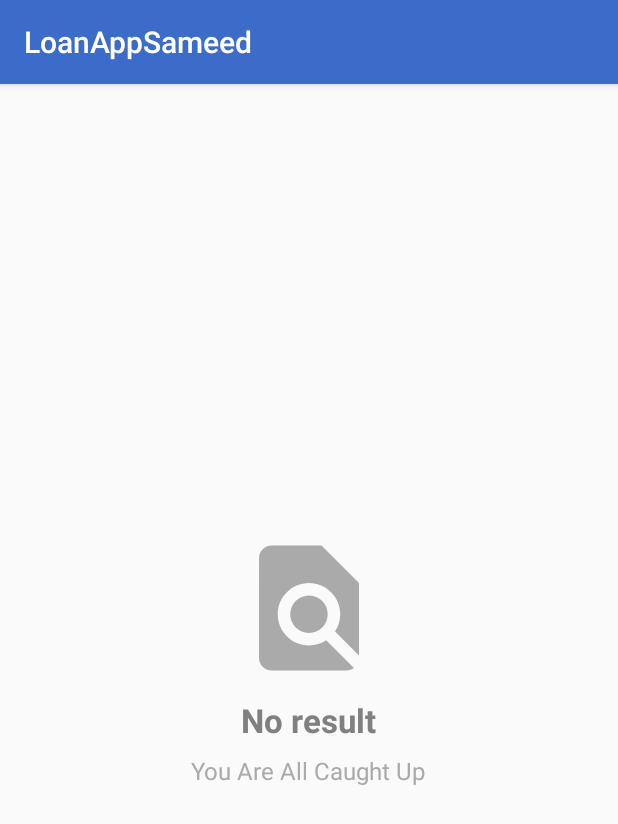
After one commit to syedusama5556/Request_Loan_App_Sameed_, an Android app: the fragment MyAppliedLoans shown on its own in the app's theme, on a phone screen of 412 x 824 dp. The commit adds this screen. Shown: the top 824 px of the screen. Run offline under Robolectric (Android 15) with nearby library versions, the phone set to English and light mode, and no system bars; our stand-ins replace Volley; libraries missing offline, so code that uses them is left out: com.mikhaellopez.circularimageview, com.shashank.sony; network calls fail; pictures from the network do not load; 1 statement that could not run was skipped.

```diff
--- a/app/src/main/java/com/infusiblecoder/loanappsameed/Helpers/Comman.java
+++ b/app/src/main/java/com/infusiblecoder/loanappsameed/Helpers/Comman.java
@@ -21,6 +21,7 @@ public class Comman {
 
 
     public static String GET_ALL_REQUEST_TABLE_DATA_URL = START_URL + "getalldatarequesttable.php";
+    public static String GET_ALL_REQUEST_TABLE_Single_User_DATA_URL = START_URL + "getalldatarequesttablesingleuser.php";
     public static String GET_ALL_UNSEEN_REQUESTS_TABLE_DATA_URL = START_URL + "getallunseeenuserrequests.php";
     public static String GET_ALL_NOTIFICATIONS_REQUESTS_TABLE_URL = START_URL + "getallallnotificationsfromrequeststable.php";
     public static String GET_ALL_DATA_FROM_MULTIPLE_TABLE_REQUESTS_TABLE_URL = START_URL + "getdatafrommultipletableforonclickrequest.php";
@@ -58,7 +59,7 @@ public class Comman {
 
     public static String[] LOAN_TYPES = {"personal loan", "car loan", "commercial loan", "travel loan", "house loan", "tax loan", "other loan"};
 
-    public static String[] LOAN_Status = {"pending", "in review", "rejected", "approved"};
+    public static String[] LOAN_Status = {"pending", "review", "rejected", "approved","completed"};
 
 
     public static void showErrorToast(Context context, String txt) {
--- a/app/src/main/java/com/infusiblecoder/loanappsameed/ModelClasses/RequestLoanModel.java
+++ b/app/src/main/java/com/infusiblecoder/loanappsameed/ModelClasses/RequestLoanModel.java
@@ -5,10 +5,10 @@ import java.io.Serializable;
 public class RequestLoanModel implements Serializable {
 
 
-    public String loan_id, user_id, loan_request_code, user_full_name, user_img_url_request, loan_amount, loan_purpose, loan_collateral, loan_market_value, loan_type, loan_due_date, loan_doc_vehicle_id_url, loan_doc_owner_id_url, loan_doc_insurance_url;
+    public String loan_id, user_id, loan_request_code, user_full_name, user_img_url_request, loan_amount, loan_purpose, loan_collateral, loan_market_value, loan_type, loan_due_date, loan_doc_vehicle_id_url, loan_doc_owner_id_url, loan_doc_insurance_url,loan_status;
 
 
-    public RequestLoanModel(String loan_id, String user_id, String loan_request_code, String user_full_name, String user_img_url_request, String loan_amount, String loan_purpose, String loan_collateral, String loan_market_value, String loan_type, String loan_due_date, String loan_doc_vehicle_id_url, String loan_doc_owner_id_url, String loan_doc_insurance_url) {
+    public RequestLoanModel(String loan_id, String user_id, String loan_request_code, String user_full_name, String user_img_url_request, String loan_amount, String loan_purpose, String loan_collateral, String loan_market_value, String loan_type, String loan_due_date, String loan_doc_vehicle_id_url, String loan_doc_owner_id_url, String loan_doc_insurance_url, String loan_status) {
         this.loan_id = loan_id;
         this.user_id = user_id;
         this.loan_request_code = loan_request_code;
@@ -23,5 +23,6 @@ public class RequestLoanModel implements Serializable {
         this.loan_doc_vehicle_id_url = loan_doc_vehicle_id_url;
         this.loan_doc_owner_id_url = loan_doc_owner_id_url;
         this.loan_doc_insurance_url = loan_doc_insurance_url;
+        this.loan_status = loan_status;
     }
 }
--- a/app/src/main/java/com/infusiblecoder/loanappsameed/activity/LoanRequestList.java
+++ b/app/src/main/java/com/infusiblecoder/loanappsameed/activity/LoanRequestList.java
@@ -48,7 +48,7 @@ public class LoanRequestList extends AppCompatActivity {
 
         requestLoanModelArrayList = new ArrayList<RequestLoanModel>();
 
-        requestListShowAdapter = new RequestListShowAdapter(LoanRequestList.this, requestLoanModelArrayList);
+        requestListShowAdapter = new RequestListShowAdapter(LoanRequestList.this, requestLoanModelArrayList,"false");
 
         recyclerView.setLayoutManager(new LinearLayoutManager(LoanRequestList.this));
         recyclerView.setAdapter(requestListShowAdapter);
--- a/app/src/main/java/com/infusiblecoder/loanappsameed/activity/ShowDetailsOfRequestSelected.java
+++ b/app/src/main/java/com/infusiblecoder/loanappsameed/activity/ShowDetailsOfRequestSelected.java
@@ -155,8 +155,8 @@ public class ShowDetailsOfRequestSelected extends AppCompatActivity {
             @Override
             public void onClick(View v) {
 
-                startActivity(new Intent(ShowDetailsOfRequestSelected.this,LoanRequestList.class));
-                finish();
+                ShowDetailsOfRequestSelected.super.onBackPressed();
+
 
             }
         });
--- /dev/null
+++ b/app/src/main/java/com/infusiblecoder/loanappsameed/fragment/MyAppliedLoans.java
@@ -0,0 +1,155 @@
+package com.infusiblecoder.loanappsameed.fragment;
+
+
+import android.content.SharedPreferences;
+import android.os.Bundle;
+
+import androidx.fragment.app.Fragment;
+import androidx.recyclerview.widget.LinearLayoutManager;
+import androidx.recyclerview.widget.RecyclerView;
+
+import android.view.LayoutInflater;
+import android.view.View;
+import android.view.ViewGroup;
+import android.widget.LinearLayout;
+
+import com.android.volley.AuthFailureError;
+import com.android.volley.DefaultRetryPolicy;
+import com.android.volley.Request;
+import com.android.volley.Response;
+import com.android.volley.VolleyError;
+import com.android.volley.toolbox.StringRequest;
+import com.google.gson.Gson;
+import com.infusiblecoder.loanappsameed.Helpers.Comman;
+import com.infusiblecoder.loanappsameed.Helpers.VollySingltonClass;
+import com.infusiblecoder.loanappsameed.ModelClasses.RequestLoanModel;
+import com.infusiblecoder.loanappsameed.R;
+import com.infusiblecoder.loanappsameed.activity.LoanRequestList;
+import com.infusiblecoder.loanappsameed.adapter.RequestListShowAdapter;
+
+import org.json.JSONArray;
+import org.json.JSONObject;
+
+import java.util.ArrayList;
+import java.util.HashMap;
+import java.util.Map;
+
+import static android.content.Context.MODE_PRIVATE;
+
+public class MyAppliedLoans extends Fragment {
+
+    RequestListShowAdapter requestListShowAdapter;
+
+    RecyclerView recyclerView;
+
+    ArrayList<RequestLoanModel> requestLoanModelArrayList;
+    private LinearLayout no_item_layout;
+
+    @Override
+    public View onCreateView(LayoutInflater inflater, ViewGroup container,
+                             Bundle savedInstanceState) {
+        // Inflate the layout for this fragment
+     View view =  inflater.inflate(R.layout.fragment_my_applied_loans, container, false);
+        recyclerView = view.findViewById(R.id.rec_view_request_list);
+        no_item_layout = view.findViewById(R.id.no_item_layout);
+
+        requestLoanModelArrayList = new ArrayList<RequestLoanModel>();
+
+        requestListShowAdapter = new RequestListShowAdapter(getActivity(), requestLoanModelArrayList,"true");
+
+        recyclerView.setLayoutManager(new LinearLayoutManager(getActivity()));
+        recyclerView.setAdapter(requestListShowAdapter);
+
+
+        getAllData();
+
+        return view;
+    }
+
+    private void getAllData() {
+
+
+        StringRequest stringRequest = new StringRequest(Request.Method.POST, Comman.GET_ALL_REQUEST_TABLE_Single_User_DATA_URL, new Response.Listener<String>() {
+            @Override
+            public void onResponse(String response) {
+
+
+                try {
+
+                    JSONArray jsonArray = new JSONArray(response);
+
+                    for (int i = 0; i < jsonArray.length(); i++) {
+
+                        JSONObject jsonObject = jsonArray.getJSONObject(i);
+
+                        if (jsonObject.getString("code").equals("success")) {
+
+                            Gson gson = new Gson();
+                            RequestLoanModel userTableData = gson.fromJson(jsonObject.toString(), RequestLoanModel.class);
+
+
+                            requestLoanModelArrayList.add(userTableData);
+                            requestListShowAdapter.notifyDataSetChanged();
+
+                            no_item_layout.setVisibility(View.GONE);
+
+                        } else {
+                            no_item_layout.setVisibility(View.VISIBLE);
+
+                            Comman.showErrorToast(getActivity(), "No Data Found");
+                        }
+
+                    }
+
+
+                } catch (Exception e) {
+                    no_item_layout.setVisibility(View.VISIBLE);
+                    System.out.println("i ah error " + e.getMessage());
+                }
+
+
+            }
+        }, new Response.ErrorListener() {
+            @Override
+            public void onErrorResponse(VolleyError error) {
+                no_item_layout.setVisibility(View.VISIBLE);
+                Comman.showErrorToast(getActivity(), "Error check your internet connection");
+            }
+        }) {
+            @Override
+            protected Map<String, String> getParams() throws AuthFailureError {
+
+
+                SharedPreferences prefs = getActivity().getSharedPreferences(Comman.SHAREDPREF_USERDATA, MODE_PRIVATE);
+                String id = prefs.getString(Comman.SHAREDPREF_USERDATA_ATTRIBUTES[0], "no value");//"No name defined" is the default value.
+
+                if (!id.equals("no value") && !id.equals("")) {
+
+
+                } else {
+
+
+                    Comman.showErrorToast(getActivity(), "error is getting id");
+
+                }
+
+                Map<String, String> params = new HashMap<String, String>();
+                params.put("user_id", id);
+
+                return params;
+            }
+        };
+
+        stringRequest.setRetryPolicy(new DefaultRetryPolicy(
+                3000,
+                DefaultRetryPolicy.DEFAULT_MAX_RETRIES,
+                DefaultRetryPolicy.DEFAULT_BACKOFF_MULT));
+        VollySingltonClass.getmInstance(getActivity()).addToRequsetque(stringRequest);
+
+
+        requestListShowAdapter.notifyDataSetChanged();
+
+    }
+
+
+}
--- a/app/src/main/res/layout/activity_loan_request_history.xml
+++ b/app/src/main/res/layout/activity_loan_request_history.xml
@@ -54,6 +54,11 @@
                 android:layout_height="wrap_content"
                 android:text="Recived Requests" />
 
+            <com.google.android.material.tabs.TabItem
+                android:id="@+id/tabItem3"
+                android:layout_width="wrap_content"
+                android:layout_height="wrap_content"
+                android:text="My Applied Loans" />
 
         </com.google.android.material.tabs.TabLayout>
     </com.google.android.material.appbar.AppBarLayout>
--- /dev/null
+++ b/app/src/main/res/layout/fragment_my_applied_loans.xml
@@ -0,0 +1,56 @@
+<?xml version="1.0" encoding="utf-8"?>
+<FrameLayout xmlns:android="http://schemas.android.com/apk/res/android"
+    xmlns:tools="http://schemas.android.com/tools"
+    android:layout_width="match_parent"
+    android:layout_height="match_parent"
+    xmlns:app="http://schemas.android.com/apk/res-auto"
+    tools:context=".fragment.MyAppliedLoans">
+
+    <RelativeLayout
+        android:layout_width="match_parent"
+        android:layout_height="match_parent">
+
+
+        <LinearLayout
+            android:id="@+id/no_item_layout"
+            android:layout_width="180dp"
+            android:layout_height="wrap_content"
+            android:layout_centerInParent="true"
+            android:gravity="center"
+            android:orientation="vertical"
+            android:visibility="gone">
+
+            <ImageView
+                app:srcCompat="@drawable/ic_find_in_page"
+                android:layout_width="100dp"
+                android:layout_height="100dp"
+                android:tint="@android:color/darker_gray" />
+
+            <TextView
+                android:layout_width="wrap_content"
+                android:layout_height="wrap_content"
+                android:layout_marginTop="10dp"
+                android:text="No result"
+                android:textAppearance="@style/Base.TextAppearance.AppCompat.Large"
+                android:textColor="@android:color/tertiary_text_dark"
+                android:textStyle="bold" />
+
+            <TextView
+                android:layout_width="wrap_content"
+                android:layout_height="wrap_content"
+                android:layout_marginTop="8dp"
+                android:gravity="center"
+                android:text="You Are All Caught Up"
+                android:textAppearance="@style/Base.TextAppearance.AppCompat.Subhead"
+                android:textColor="@android:color/darker_gray" />
+
+        </LinearLayout>
+
+
+        <androidx.recyclerview.widget.RecyclerView
+            android:id="@+id/rec_view_request_list"
+            android:layout_width="match_parent"
+            android:layout_height="match_parent"
+            android:padding="5dp" />
+    </RelativeLayout>
+</FrameLayout>
```
Also changed, not shown: app/src/main/java/com/infusiblecoder/loanappsameed/activity/LoanRequestHistory.java (+8 -2 lines), app/src/main/java/com/infusiblecoder/loanappsameed/adapter/RequestListShowAdapter.java (+73 -5 lines), app/src/main/res/layout/rec_requestlist_item_layout.xml (+11 -0 lines).
